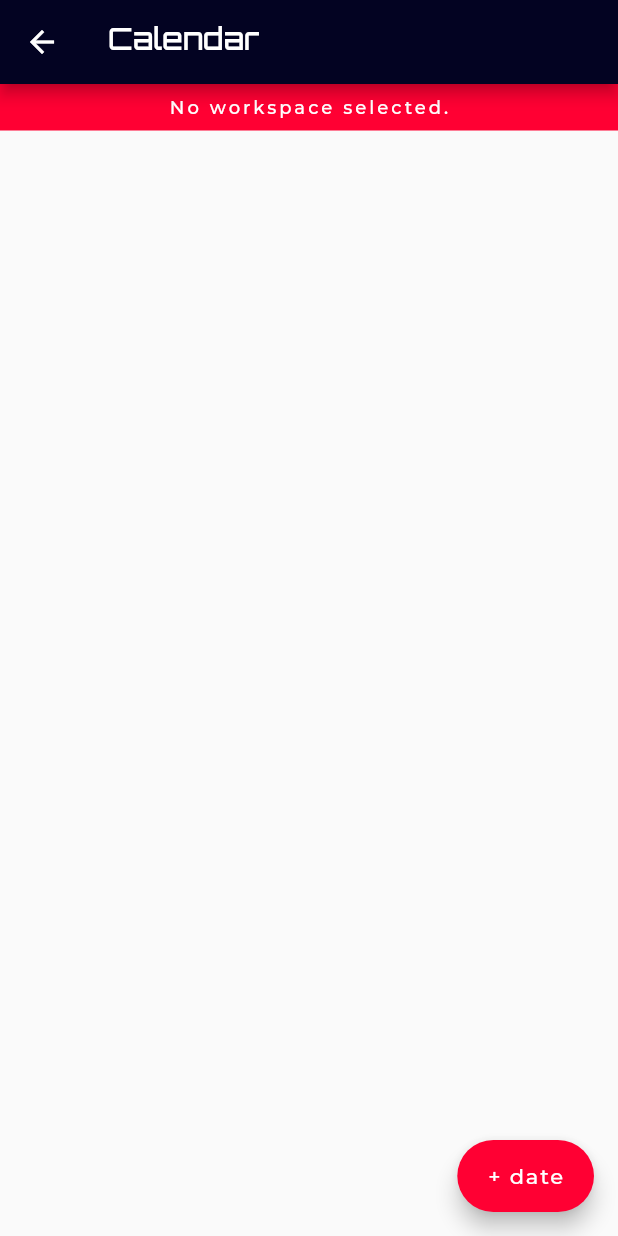
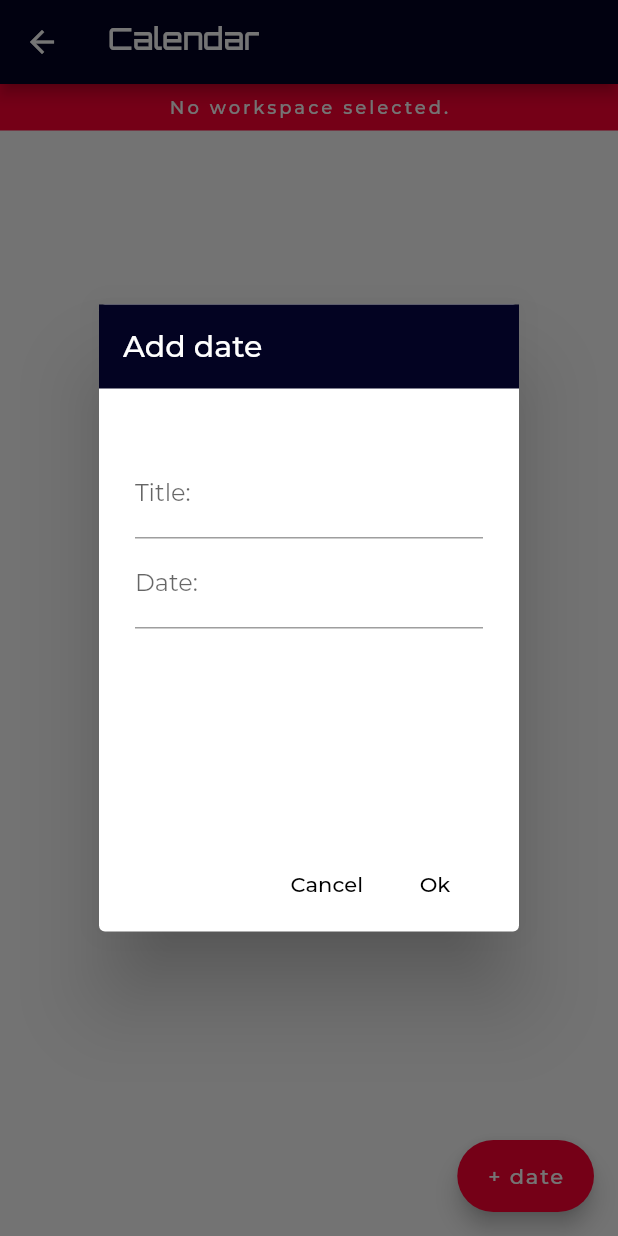
Before and after one commit to altigee/needoff-app, a Flutter app: the WorkspaceCalendarScreen screen opened by its route, after a tap on "+ date", on a phone screen of 412 x 824 dp. Run offline on Flutter 3.47's test engine with Material 2 defaults, Android fonts, the phone set to English and light mode, and no system bars; our stand-ins replace flutter_calendar_carousel, graphql_flutter, shared_preferences; accounts and stored records are empty; statements that could not run were skipped.

Commit message:
add/remove(dismiss) holiday

```diff
--- a/lib/models/workspace.dart
+++ b/lib/models/workspace.dart
@@ -102,10 +102,10 @@ class Holiday {
   Holiday.fromJson(Map data)
     : _id = int.parse(data['id']),
       _name = data['name'],
-      _calendarId = int.parse(data['calendarId']),
+      _calendarId = data['calendarId'],
       _date = DateTime.parse(data['date']);
 
-  int get id => id;
+  int get id => _id;
   int get calendarId => _calendarId;
   String get name => _name;
   DateTime get date => _date;
--- a/lib/screens/workspace_calendar_screen.dart
+++ b/lib/screens/workspace_calendar_screen.dart
@@ -1,9 +1,12 @@
 import 'package:flutter/material.dart';
+import 'package:flutter/widgets.dart';
 import 'package:needoff/app_state.dart';
 import 'package:needoff/models/profile.dart';
 import 'package:needoff/models/workspace.dart';
 import 'package:needoff/parts/app_scaffold.dart';
+import 'package:needoff/parts/info_row.dart';
 import 'package:needoff/services/workspace.dart' as workspaceServ;
+import 'package:needoff/utils/dates.dart';
 import 'package:needoff/utils/ui.dart';
 
 class WorkspaceCalendarScreen extends StatefulWidget {
@@ -15,9 +18,12 @@ class WorkspaceCalendarScreen extends StatefulWidget {
 class _WorkspaceCalendarScreenState extends State<WorkspaceCalendarScreen> {
   int _calendarId;
   Calendar _calendar;
-  List<Holiday> _holidays;
+  List<Holiday> _holidays = [];
   Profile _owner;
   GlobalKey _scaffKey = GlobalKey<ScaffoldState>();
+  // GlobalKey _formKey = GlobalKey<FormState>();
+  // TextEditingController _nameCtrl = TextEditingController();
+
   Future loadCalendar() async {
     try {
       var res = await workspaceServ.fetchCalendar(_calendarId);
@@ -33,10 +39,12 @@ class _WorkspaceCalendarScreenState extends State<WorkspaceCalendarScreen> {
         if (!ownerData.hasErrors && ownerData.data != null) {
           _owner = Profile(ownerData.data['owner']);
         }
+        // _nameCtrl.text = _calendar.name;
       }
     } catch (e) {
       snack(_scaffKey.currentState, 'Something went wrong :(');
     }
+    setState(() {});
   }
 
   @override
@@ -52,19 +60,137 @@ class _WorkspaceCalendarScreenState extends State<WorkspaceCalendarScreen> {
     });
   }
 
+  _handleAddHoliday() async {
+    var formKey = GlobalKey<FormState>();
+    var nameCtrl = TextEditingController();
+    var dateCtrl = TextEditingController();
+    var fn = FocusNode();
+    var holidayData = await openEditFormDialog(context,
+        dialogTitle: 'Add date',
+        form: Form(
+          key: formKey,
+          child: Column(
+            children: <Widget>[
+              TextFormField(
+                keyboardType: TextInputType.emailAddress,
+                controller: nameCtrl,
+                validator: (value) {
+                  if (value.isEmpty) {
+                    return 'Please enter a name';
+                  }
+                },
+                decoration: InputDecoration(
+                  labelText: 'Title:',
+                ),
+              ),
+              TextField(
+                onTap: () async {
+                  fn.unfocus();
+                  var res = await openDatePicker(context,
+                      firstDate: DateTime.now().subtract(Duration(days: 365)));
+                  if (res != null) {
+                    dateCtrl.text = formatDate(res);
+                  }
+                },
+                controller: dateCtrl,
+                focusNode: fn,
+                enableInteractiveSelection: false,
+                decoration: InputDecoration(labelText: 'Date:'),
+              ),
+            ],
+          ),
+        ), onCancel: () {
+      Navigator.of(context).pop();
+    }, onOk: () {
+      if (formKey.currentState.validate()) {
+        Navigator.of(context).pop(
+            {'name': nameCtrl.text, 'date': parseFormatted(dateCtrl.text)});
+      }
+    });
+    try {
+      var res = await workspaceServ.addHoliday(
+        _calendar.id,
+        holidayData['date'],
+        holidayData['name'],
+      );
+      if (res.hasErrors) {
+        snack(_scaffKey.currentState, 'Failed to add holiday.');
+      }
+      await loadCalendar();
+    } catch (e) {
+      snack(_scaffKey.currentState, 'Something went wrong :(');
+    }
+  }
+
+  _handleRemoveHoliday(int id) async {
+    try {
+      var res = await workspaceServ.removeHoliday(id);
+      if (res.hasErrors) {
+        snack(_scaffKey, 'Failed to remove holiday from calendar.');
+      } else {
+        loadCalendar();
+      }
+    } catch (e) {
+      snack(_scaffKey.currentState, 'Something went wrong :(');
+    }
+  }
+
   @override
   Widget build(BuildContext context) {
     bool isOwner = _owner != null ? _owner.id == appState.profile.id : false;
+    var listTiles = _holidays.map((item) {
+      return Dismissible(
+        key: ValueKey('${item.id}'),
+        confirmDismiss: (direction) async {
+          var res = await openConfirmation(context,
+              title: 'Are you sure?', okLabel: 'remove');
+          if (res != null && res['ok']) {
+            return true;
+          } else {
+            return false;
+          }
+        },
+        direction: DismissDirection.endToStart,
+        dismissThresholds: {DismissDirection.endToStart: 0.2},
+        background: Container(
+          // padding: EdgeInsets.only(right: 24),
+          child: ListTile(
+            title: Text(item.name, style: TextStyle(inherit: true, color: Colors.white),),
+            trailing: Icon(
+              Icons.delete_forever,
+              color: Colors.white,
+            ),
+          ),
+          color: Theme.of(context).accentColor,
+        ),
+        onDismissed: (_) {
+          print('${item.name} dismissed');
+          _handleRemoveHoliday(item.id);
+        },
+        child: ListTile(
+          title: Text(item.name),
+          trailing: Text(formatDate(item.date)),
+        ),
+      );
+    });
     return AppScaffold(
       _calendar?.name ?? 'Calendar',
       key: _scaffKey,
-      body: Container(),
+      body: Container(
+        child: ListView(
+          children: ListTile.divideTiles(
+            context: context,
+            tiles: listTiles,
+          ).toList(),
+        ),
+      ),
       floatingActionButton: isOwner
           ? FloatingActionButton.extended(
               label: Text('+ date'),
               backgroundColor: Theme.of(context).accentColor,
               onPressed: () {
                 print('add holiday');
+                _handleAddHoliday();
               },
             )
           : null,
```
Also changed, not shown: lib/services/workspace.dart (+23 -0 lines).
